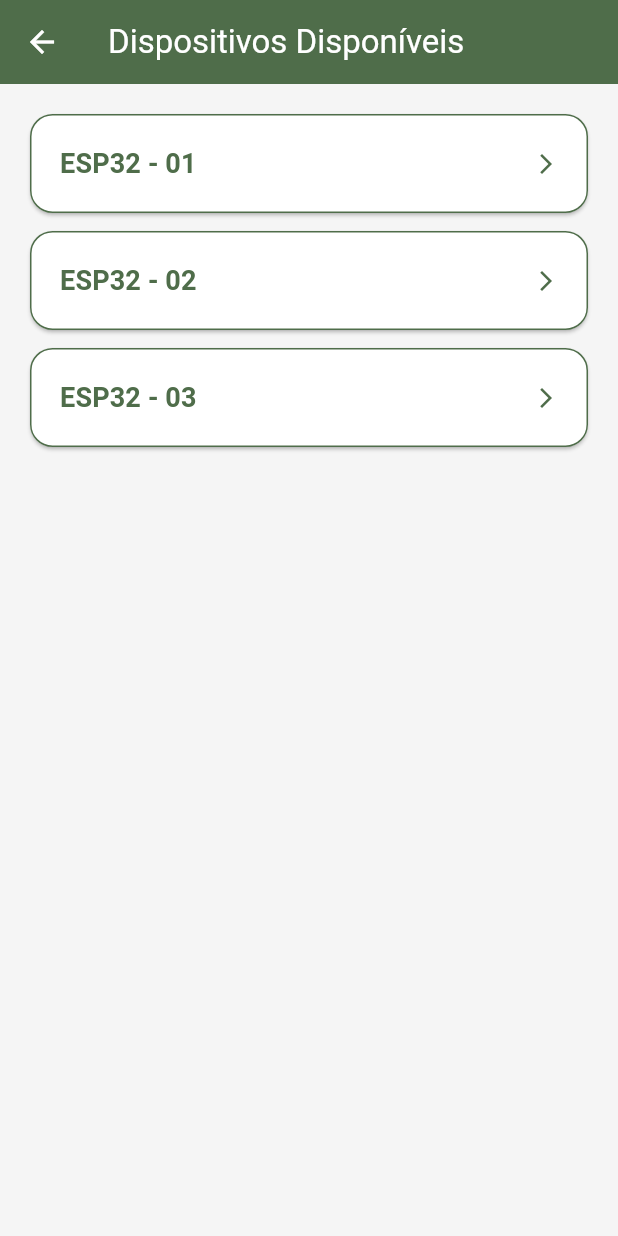
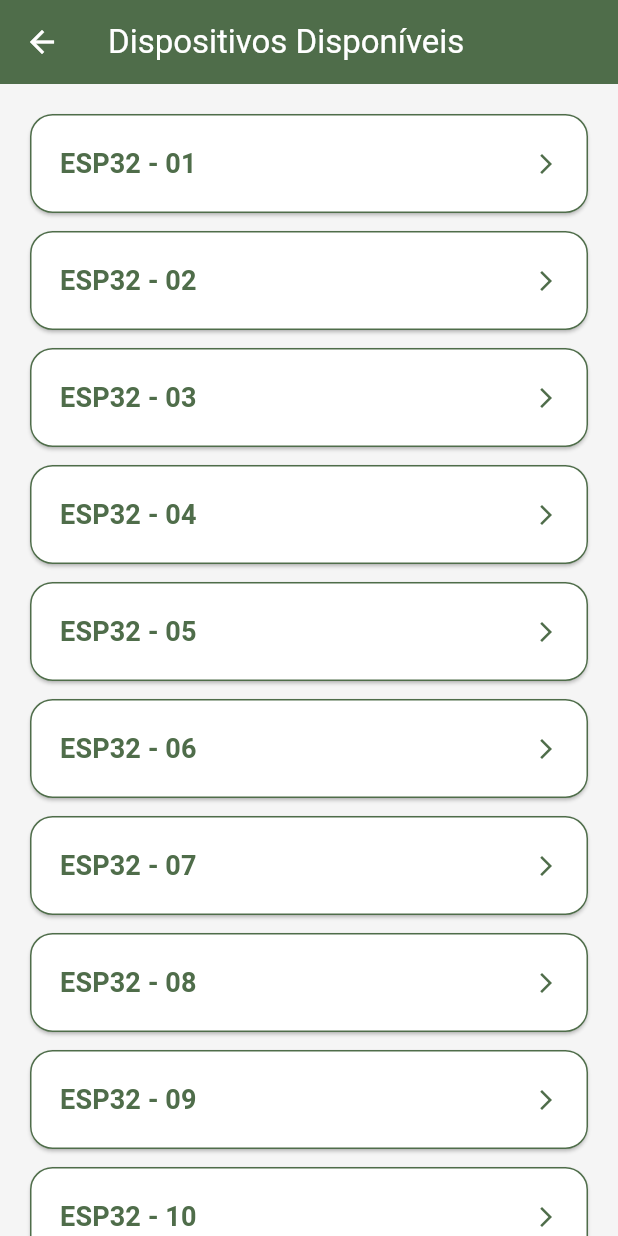
Before and after one commit to Yarzky/TrailGuardian, a Flutter app: the TelaSelecao screen opened directly, on a phone screen of 412 x 824 dp. Run offline on Flutter 3.47's test engine with Material 3 defaults, Android fonts, the phone set to English and light mode, and no system bars; our stand-ins replace flutter_map, latlong2; missing offline and left inert: mqtt_client.

Commit message:
wip: add 7 unconfigured buttons to screen

```diff
--- a/lib/view/tela_selecao.dart
+++ b/lib/view/tela_selecao.dart
@@ -33,6 +33,34 @@ class TelaSelecao extends StatelessWidget {
             nome: "ESP32 - 03",
             onTap: () {}, // Adicionar lógica futura
           ),
+          BotaoDispositivo(
+            nome: "ESP32 - 04",
+            onTap: () {}, // Adicionar lógica futura
+          ),
+          BotaoDispositivo(
+            nome: "ESP32 - 05",
+            onTap: () {}, // Adicionar lógica futura
+          ),
+          BotaoDispositivo(
+            nome: "ESP32 - 06",
+            onTap: () {}, // Adicionar lógica futura
+          ),
+          BotaoDispositivo(
+            nome: "ESP32 - 07",
+            onTap: () {}, // Adicionar lógica futura
+          ),
+          BotaoDispositivo(
+            nome: "ESP32 - 08",
+            onTap: () {}, // Adicionar lógica futura
+          ),
+          BotaoDispositivo(
+            nome: "ESP32 - 09",
+            onTap: () {}, // Adicionar lógica futura
+          ),
+          BotaoDispositivo(
+            nome: "ESP32 - 10",
+            onTap: () {}, // Adicionar lógica futura
+          ),
         ],
       ),
     );
```
Also changed, not shown: 1 other file.
